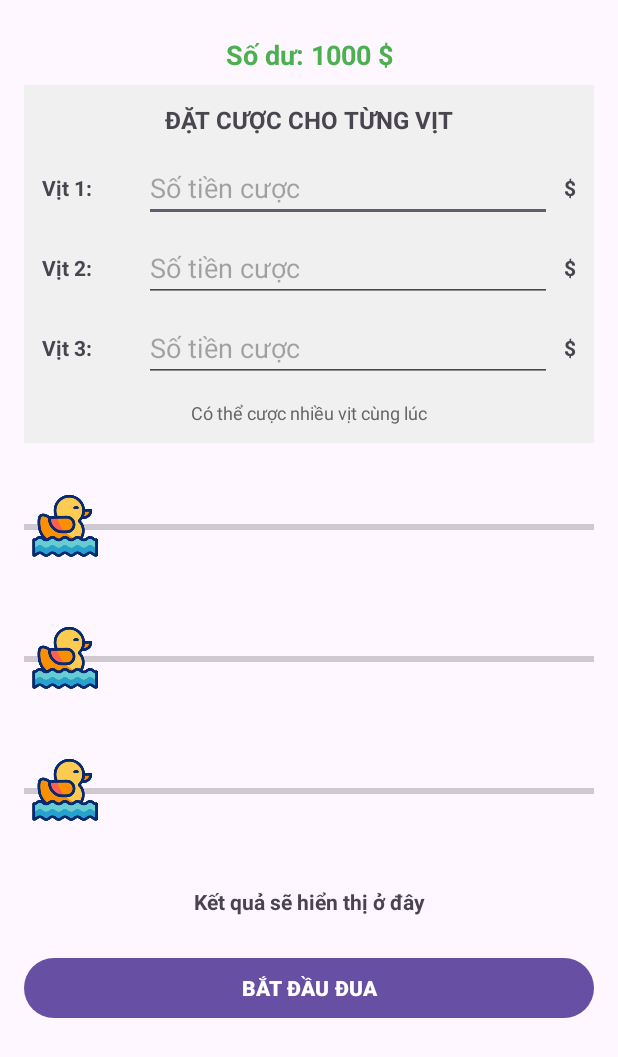
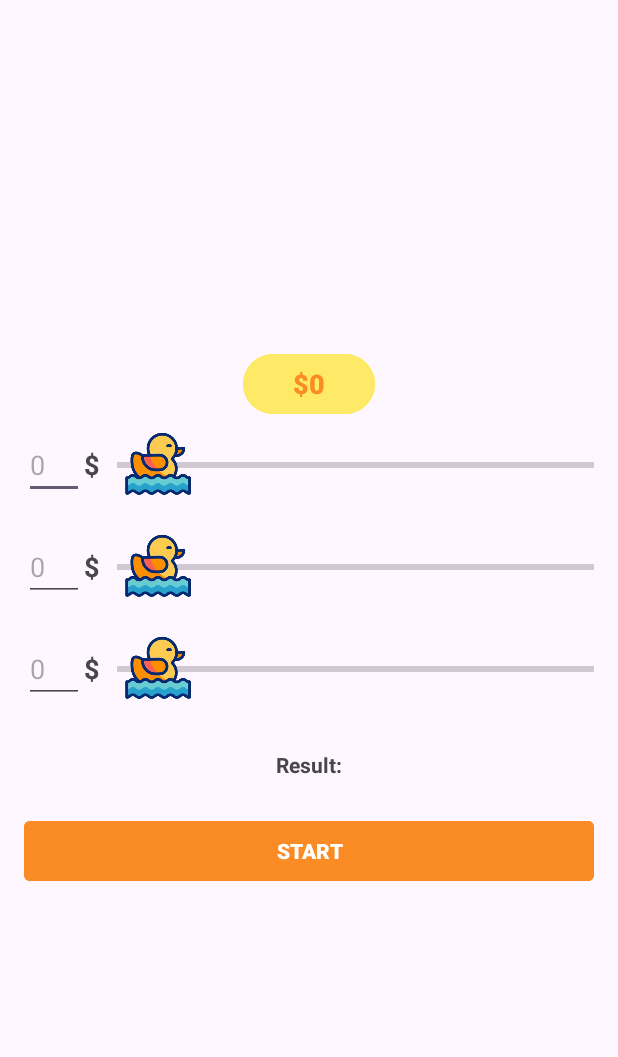
Before and after one commit to PanpaKawaii/MiniProject, an Android app: the RacingActivity screen opened directly, with no data from a screen before it, on a phone screen of 412 x 824 dp. Shown: the top 1057 px of the screen. Run offline under Robolectric (Android 15) with nearby library versions, the phone set to English and light mode, and no system bars.

Commit message:
Add session through pages

```diff
--- a/app/src/main/java/com/example/miniproject/AccountDbHelper.java
+++ b/app/src/main/java/com/example/miniproject/AccountDbHelper.java
@@ -7,20 +7,22 @@ import android.provider.BaseColumns;
 
 public class AccountDbHelper extends SQLiteOpenHelper {
 
-    public static final int DATABASE_VERSION = 1;
+    public static final int DATABASE_VERSION = 2;
     public static final String DATABASE_NAME = "Accounts.db";
 
     public static class AccountEntry implements BaseColumns {
         public static final String TABLE_NAME = "accounts";
         public static final String COLUMN_NAME_USERNAME = "username";
         public static final String COLUMN_NAME_PASSWORD = "password";
+        public static final String COLUMN_NAME_BALANCE = "balance";
     }
 
     private static final String SQL_CREATE_ENTRIES =
             "CREATE TABLE " + AccountEntry.TABLE_NAME + " (" +
                     AccountEntry._ID + " INTEGER PRIMARY KEY," +
                     AccountEntry.COLUMN_NAME_USERNAME + " TEXT UNIQUE," +
-                    AccountEntry.COLUMN_NAME_PASSWORD + " TEXT)";
+                    AccountEntry.COLUMN_NAME_PASSWORD + " TEXT," +
+                    AccountEntry.COLUMN_NAME_BALANCE + " INTEGER)";
 
     private static final String SQL_DELETE_ENTRIES =
             "DROP TABLE IF EXISTS " + AccountEntry.TABLE_NAME;
--- a/app/src/main/java/com/example/miniproject/RacingActivity.java
+++ b/app/src/main/java/com/example/miniproject/RacingActivity.java
@@ -1,29 +1,36 @@
 package com.example.miniproject;
 
 import androidx.appcompat.app.AppCompatActivity;
+
+import android.content.Intent;
 import android.os.Bundle;
 import android.os.Handler;
 import android.widget.Button;
 import android.widget.ImageView;
 import android.widget.ProgressBar;
 import android.widget.TextView;
-
 import android.widget.EditText;
 import android.widget.Toast;
+
 import java.util.ArrayList;
 import java.util.List;
 import java.util.Random;
 
 
 public class RacingActivity extends AppCompatActivity {
+
+    String SESSION_USERNAME = "";
+    int SESSION_BALANCE = 0;
+
     ProgressBar pb1, pb2, pb3;
-    TextView tvResult, tvMoney;
-    Button btnStart;
+    TextView tvResult;
+    Button btnMoney, btnStart;
     ImageView imgDuck1, imgDuck2, imgDuck3;
     EditText edtBetDuck1, edtBetDuck2, edtBetDuck3;
 
     Handler handler = new Handler();
     Random random = new Random();
+
     private static final int UPDATE_INTERVAL_MS = 50;
     private static final int WIN_THRESHOLD = 96;
     private static final int MAX_PROGRESS = 100;
@@ -33,42 +40,54 @@ public class RacingActivity extends AppCompatActivity {
     boolean winnerDetermined = false;
     int userMoney = 1000; // Hardcoded money for now
     int betDuck1 = 0, betDuck2 = 0, betDuck3 = 0;
+    int afterBetAmount = 0;
     int totalBetAmount = 0;
+
+    private AccountManager accountManager;
 
     // Toggle để đổi ảnh tạo hiệu ứng chạy
     boolean toggle1 = false, toggle2 = false, toggle3 = false;
 
-    private void startRace() {
+    private void depositMoney(String username, int balance) {
+        Intent intent = new Intent(this, MoneyActivity.class);
+        intent.putExtra("username", username);
+        intent.putExtra("balance", balance);
+        startActivity(intent);
+    }
+
+    private void startRace(String username) {
         // Lấy số tiền cược cho từng vịt
         try {
             betDuck1 = getBetAmount(edtBetDuck1);
             betDuck2 = getBetAmount(edtBetDuck2);
             betDuck3 = getBetAmount(edtBetDuck3);
         } catch (NumberFormatException e) {
-            Toast.makeText(this, "Vui lòng nhập số tiền hợp lệ!", Toast.LENGTH_SHORT).show();
+            Toast.makeText(this, "Please enter a valid number", Toast.LENGTH_SHORT).show();
             return;
         }
 
         // Tính tổng tiền cược
+        int min = Math.min(betDuck1, Math.min(betDuck2, betDuck3));
+        afterBetAmount = SESSION_BALANCE + 2 * min - (betDuck1 + betDuck2 + betDuck3);
         totalBetAmount = betDuck1 + betDuck2 + betDuck3;
 
         // Kiểm tra validation
         if (totalBetAmount <= 0) {
-            Toast.makeText(this, "Vui lòng đặt cược ít nhất một vịt!", Toast.LENGTH_SHORT).show();
+            Toast.makeText(this, "Please bet at least one duck", Toast.LENGTH_SHORT).show();
             return;
         }
 
-        if (totalBetAmount > userMoney) {
-            Toast.makeText(this, "Tổng tiền cược không được vượt quá số dư!", Toast.LENGTH_SHORT).show();
+        if (afterBetAmount < 0) {
+            Toast.makeText(this, "Your balance is not enough", Toast.LENGTH_SHORT).show();
             return;
         }
 
         // Reset race state
+        tvResult.setText("Get ready...");
         val1 = val2 = val3 = 0;
         pb1.setProgress(0);
         pb2.setProgress(0);
         pb3.setProgress(0);
-        tvResult.setText("Đang chuẩn bị...");
         isRunning = false;
         winnerDetermined = false;
 
@@ -82,6 +101,20 @@ public class RacingActivity extends AppCompatActivity {
 
         // 2. Phát sound effect "Ready"
         MusicManager.playEffect(this, R.raw.readytorace);
+
+        handler.postDelayed(new Runnable() {
+            int count = 3;
+            @Override
+            public void run() {
+                if (count > 0) {
+                    tvResult.setText(String.valueOf(count));
+                    count--;
+                    handler.postDelayed(this, 1000); // lặp lại sau 1 giây
+                } else {
+                    tvResult.setText("GO!");
+                }
+            }
+        }, 1000);
 
         // 3. Delay 5 giây rồi mới bắt đầu nhạc race + chạy thanh progress
         handler.postDelayed(() -> {
@@ -217,17 +250,19 @@ public class RacingActivity extends AppCompatActivity {
         int loseAmount = totalBetAmount - winningBet;
 
         // Cập nhật tiền: tiền hiện tại + tiền thắng - tiền thua
-        userMoney = userMoney + profit - loseAmount;
+        int newBalance = accountManager.getMoney(SESSION_USERNAME) + profit - loseAmount;
 
         // Hiển thị kết quả chi tiết
         String result = "Vịt " + winner + " THẮNG!\n";
         result += "Thắng: +" + profit + " | Thua: -" + loseAmount + "\n";
-        result += "Tổng: " + (profit - loseAmount) + " | Số dư: " + userMoney;
+        result += "Tổng: " + (profit - loseAmount) + " | Số dư: " + newBalance;
+
+        accountManager.updateBalance(SESSION_USERNAME, newBalance);
 
         tvResult.setText(result);
 
         // Update money display
-        tvMoney.setText("Số dư: " + userMoney + " $");
+        btnMoney.setText("$" + newBalance);
 
         // Reset bet amounts for next race
         resetBets();
@@ -335,7 +370,7 @@ public class RacingActivity extends AppCompatActivity {
         pb2 = findViewById(R.id.progressBar2);
         pb3 = findViewById(R.id.progressBar3);
         tvResult = findViewById(R.id.tvResult);
-        tvMoney = findViewById(R.id.tvMoney);
+        btnMoney = findViewById(R.id.btnMoney);
         btnStart = findViewById(R.id.btnStart);
         edtBetDuck1 = findViewById(R.id.edtBetDuck1);
         edtBetDuck2 = findViewById(R.id.edtBetDuck2);
@@ -344,11 +379,19 @@ public class RacingActivity extends AppCompatActivity {
         imgDuck2 = findViewById(R.id.imgDuck2);
         imgDuck3 = findViewById(R.id.imgDuck3);
 
+        accountManager = AccountManager.getInstance(this);
+
+        SESSION_USERNAME = getIntent().getStringExtra("username");
+        SESSION_BALANCE = getIntent().getIntExtra("balance", 0);
+
         // Initialize money display
-        tvMoney.setText("Số dư: " + userMoney + " $");
+        btnMoney.setText("$" + SESSION_BALANCE);
+
+        // Get More Money
+        btnMoney.setOnClickListener(v -> depositMoney(SESSION_USERNAME, SESSION_BALANCE));
 
         // Start race button
-        btnStart.setOnClickListener(v -> startRace());
+        btnStart.setOnClickListener(v -> startRace(SESSION_USERNAME));
     }
 
     @Override
--- a/app/src/main/res/layout/activity_racing.xml
+++ b/app/src/main/res/layout/activity_racing.xml
@@ -4,233 +4,189 @@
     xmlns:tools="http://schemas.android.com/tools"
     android:layout_width="match_parent"
     android:layout_height="match_parent"
-    tools:context=".RacingActivity"
+    android:gravity="center"
     android:orientation="vertical"
-    android:padding="16dp">
+    android:padding="16dp"
+    tools:context=".RacingActivity">
 
     <!-- Money display -->
-    <TextView
-        android:id="@+id/tvMoney"
-        android:layout_width="match_parent"
+    <Button
+        android:id="@+id/btnMoney"
+        android:layout_width="wrap_content"
         android:layout_height="wrap_content"
-        android:text="Số dư: 1000 $"
+        android:gravity="center"
+        android:text="$0"
+        android:textColor="#fb8b24"
+        android:backgroundTint="#FEEA66"
         android:textSize="18sp"
-        android:textStyle="bold"
-        android:textColor="#4CAF50"
-        android:padding="8dp"
-        android:gravity="center" />
+        android:textStyle="bold" />
 
-    <!-- Betting section -->
+    <!-- Race tracks -->
+    <!-- Đường chạy + vịt 1 -->
     <LinearLayout
         android:layout_width="match_parent"
         android:layout_height="wrap_content"
-        android:orientation="vertical"
-        android:background="#f0f0f0"
-        android:padding="12dp"
-        android:layout_marginBottom="16dp">
-
-        <TextView
-            android:layout_width="match_parent"
-            android:layout_height="wrap_content"
-            android:text="ĐẶT CƯỢC CHO TỪNG VỊT"
-            android:textStyle="bold"
-            android:textSize="16sp"
+        android:layout_marginBottom="8dp"
         android:gravity="center"
-            android:layout_marginBottom="12dp" />
-
-        <!-- Duck 1 betting -->
-        <LinearLayout
-            android:layout_width="match_parent"
-            android:layout_height="wrap_content"
-            android:orientation="horizontal"
-            android:layout_marginBottom="8dp"
-            android:gravity="center_vertical">
-
-            <TextView
-                android:layout_width="60dp"
-                android:layout_height="wrap_content"
-                android:text="Vịt 1:"
-                android:textStyle="bold" />
+        android:orientation="horizontal">
 
         <EditText
             android:id="@+id/edtBetDuck1"
-                android:layout_width="0dp"
+            android:layout_width="wrap_content"
             android:layout_height="wrap_content"
-                android:layout_weight="1"
-                android:hint="Số tiền cược"
+            android:hint="0"
             android:inputType="number"
             android:maxLines="1"
-                android:layout_marginStart="8dp" />
+            android:minWidth="40dp" />
 
         <TextView
             android:layout_width="wrap_content"
             android:layout_height="wrap_content"
+            android:layout_marginRight="12dp"
             android:text="$"
-                android:textStyle="bold"
-                android:layout_marginStart="8dp" />
-        </LinearLayout>
-
-        <!-- Duck 2 betting -->
-        <LinearLayout
-            android:layout_width="match_parent"
-            android:layout_height="wrap_content"
-            android:orientation="horizontal"
-            android:layout_marginBottom="8dp"
-            android:gravity="center_vertical">
-
-            <TextView
-                android:layout_width="60dp"
-                android:layout_height="wrap_content"
-                android:text="Vịt 2:"
+            android:textSize="18dp"
             android:textStyle="bold" />
 
-            <EditText
-                android:id="@+id/edtBetDuck2"
-                android:layout_width="0dp"
-                android:layout_height="wrap_content"
-                android:layout_weight="1"
-                android:hint="Số tiền cược"
-                android:inputType="number"
-                android:maxLines="1"
-                android:layout_marginStart="8dp" />
-
-            <TextView
-                android:layout_width="wrap_content"
-                android:layout_height="wrap_content"
-                android:text="$"
-                android:textStyle="bold"
-                android:layout_marginStart="8dp" />
-        </LinearLayout>
-
-        <!-- Duck 3 betting -->
-        <LinearLayout
-            android:layout_width="match_parent"
-            android:layout_height="wrap_content"
-            android:orientation="horizontal"
-            android:layout_marginBottom="8dp"
-            android:gravity="center_vertical">
-
-            <TextView
-                android:layout_width="60dp"
-                android:layout_height="wrap_content"
-                android:text="Vịt 3:"
-                android:textStyle="bold" />
-
-            <EditText
-                android:id="@+id/edtBetDuck3"
-                android:layout_width="0dp"
-                android:layout_height="wrap_content"
-                android:layout_weight="1"
-                android:hint="Số tiền cược"
-                android:inputType="number"
-                android:maxLines="1"
-                android:layout_marginStart="8dp" />
-
-            <TextView
-                android:layout_width="wrap_content"
-                android:layout_height="wrap_content"
-                android:text="$"
-                android:textStyle="bold"
-                android:layout_marginStart="8dp" />
-        </LinearLayout>
-
-        <TextView
-            android:layout_width="match_parent"
-            android:layout_height="wrap_content"
-            android:text="Có thể cược nhiều vịt cùng lúc"
-            android:textSize="12sp"
-            android:gravity="center"
-            android:textColor="#666666"
-            android:layout_marginTop="4dp" />
-
-    </LinearLayout>
-
-    <!-- Race tracks -->
-    <!-- Đường chạy + vịt 1 -->
         <FrameLayout
             android:layout_width="match_parent"
-        android:layout_height="80dp"
-        android:layout_marginBottom="8dp">
+            android:layout_height="wrap_content">
 
             <ProgressBar
                 android:id="@+id/progressBar1"
                 style="?android:attr/progressBarStyleHorizontal"
                 android:layout_width="match_parent"
                 android:layout_height="20dp"
+                android:layout_gravity="center_vertical"
                 android:max="100"
-            android:progress="0"
-            android:layout_gravity="center_vertical"/>
+                android:progress="0" />
 
             <ImageView
                 android:id="@+id/imgDuck1"
                 android:layout_width="60dp"
                 android:layout_height="60dp"
                 android:layout_gravity="center_vertical"
-            android:src="@drawable/duck1"/>
+                android:src="@drawable/duck1" />
+
         </FrameLayout>
 
+    </LinearLayout>
+
     <!-- Đường chạy + vịt 2 -->
+    <LinearLayout
+        android:layout_width="match_parent"
+        android:layout_height="wrap_content"
+        android:layout_marginBottom="8dp"
+        android:gravity="center"
+        android:orientation="horizontal">
+
+        <EditText
+            android:id="@+id/edtBetDuck2"
+            android:layout_width="wrap_content"
+            android:layout_height="wrap_content"
+            android:hint="0"
+            android:inputType="number"
+            android:maxLines="1"
+            android:minWidth="40dp" />
+
+        <TextView
+            android:layout_width="wrap_content"
+            android:layout_height="wrap_content"
+            android:layout_marginRight="12dp"
+            android:text="$"
+            android:textSize="18dp"
+            android:textStyle="bold" />
+
         <FrameLayout
             android:layout_width="match_parent"
-        android:layout_height="80dp"
-        android:layout_marginBottom="8dp">
+            android:layout_height="wrap_content">
 
             <ProgressBar
                 android:id="@+id/progressBar2"
                 style="?android:attr/progressBarStyleHorizontal"
                 android:layout_width="match_parent"
                 android:layout_height="20dp"
+                android:layout_gravity="center_vertical"
                 android:max="100"
-            android:progress="0"
-            android:layout_gravity="center_vertical"/>
+                android:progress="0" />
 
             <ImageView
                 android:id="@+id/imgDuck2"
                 android:layout_width="60dp"
                 android:layout_height="60dp"
                 android:layout_gravity="center_vertical"
-            android:src="@drawable/duck1"/>
+                android:src="@drawable/duck1" />
+
         </FrameLayout>
 
+    </LinearLayout>
+
     <!-- Đường chạy + vịt 3 -->
+    <LinearLayout
+        android:layout_width="match_parent"
+        android:layout_height="wrap_content"
+        android:layout_marginBottom="8dp"
+        android:gravity="center"
+        android:orientation="horizontal">
+
+        <EditText
+            android:id="@+id/edtBetDuck3"
+            android:layout_width="wrap_content"
+            android:layout_height="wrap_content"
+            android:hint="0"
+            android:inputType="number"
+            android:maxLines="1"
+            android:minWidth="40dp" />
+
+        <TextView
+            android:layout_width="wrap_content"
+            android:layout_height="wrap_content"
+            android:layout_marginRight="12dp"
+            android:text="$"
+            android:textSize="18dp"
+            android:textStyle="bold" />
+
         <FrameLayout
             android:layout_width="match_parent"
-        android:layout_height="80dp"
-        android:layout_marginBottom="8dp">
+            android:layout_height="wrap_content">
 
             <ProgressBar
                 android:id="@+id/progressBar3"
                 style="?android:attr/progressBarStyleHorizontal"
                 android:layout_width="match_parent"
                 android:layout_height="20dp"
+                android:layout_gravity="center_vertical"
                 android:max="100"
-            android:progress="0"
-            android:layout_gravity="center_vertical"/>
+                android:progress="0" />
 
             <ImageView
                 android:id="@+id/imgDuck3"
                 android:layout_width="60dp"
                 android:layout_height="60dp"
                 android:layout_gravity="center_vertical"
-            android:src="@drawable/duck1"/>
+                android:src="@drawable/duck1" />
+
         </FrameLayout>
+
+    </LinearLayout>
 
     <!-- Result and control -->
     <TextView
         android:id="@+id/tvResult"
         android:layout_width="match_parent"
         android:layout_height="wrap_content"
+        android:gravity="center"
         android:padding="16dp"
-        android:text="Kết quả sẽ hiển thị ở đây"
-        android:gravity="center"
+        android:text="Result:"
         android:textStyle="bold" />
 
     <Button
         android:id="@+id/btnStart"
         android:layout_width="match_parent"
         android:layout_height="wrap_content"
-        android:text="BẮT ĐẦU ĐUA"
+        android:layout_marginTop="8dp"
+        android:text="START"
+        android:backgroundTint="#fb8b24"
         android:textStyle="bold"
-        android:layout_marginTop="8dp" />
+        app:cornerRadius="4dp"/>
 
 </LinearLayout>
```
Also changed, not shown: app/src/main/AndroidManifest.xml (+5 -2 lines), app/src/main/java/com/example/miniproject/AccountManager.java (+53 -4 lines), app/src/main/java/com/example/miniproject/MoneyActivity.java (+17 -25 lines), app/src/main/java/com/example/miniproject/SignInActivity.java (+5 -2 lines), app/src/main/res/drawable/rounded_bg.xml (added, +13 -0 lines), app/src/main/res/layout/activity_money.xml (+25 -35 lines). Lines whose indentation alone changed are shown as unchanged.
